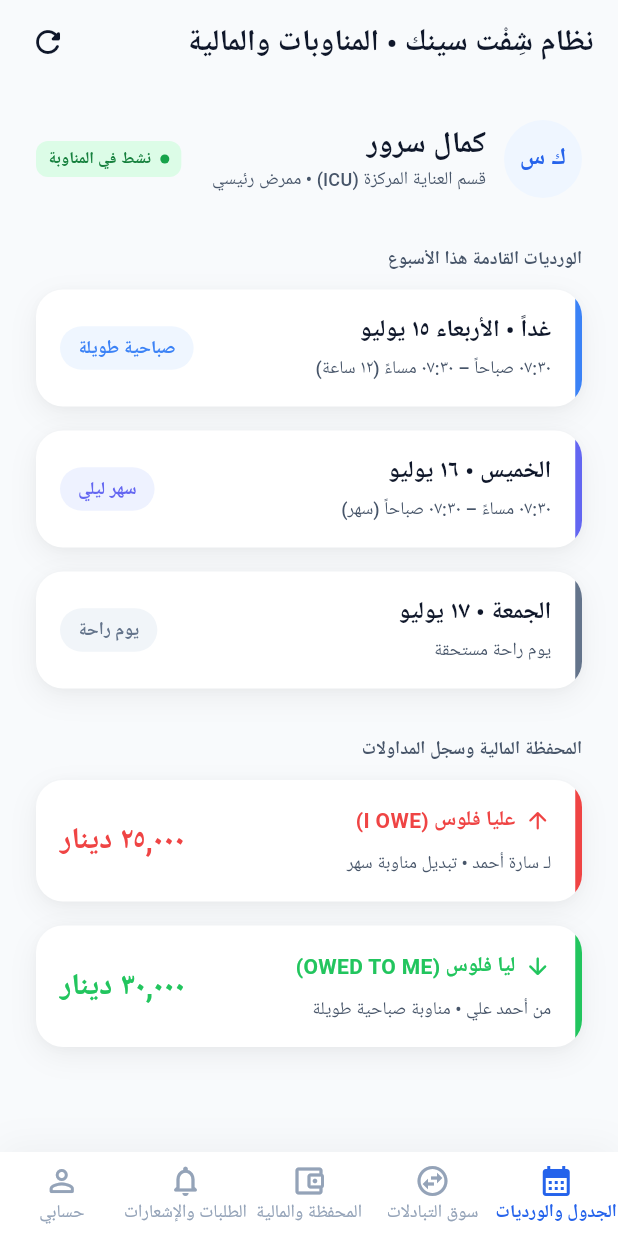
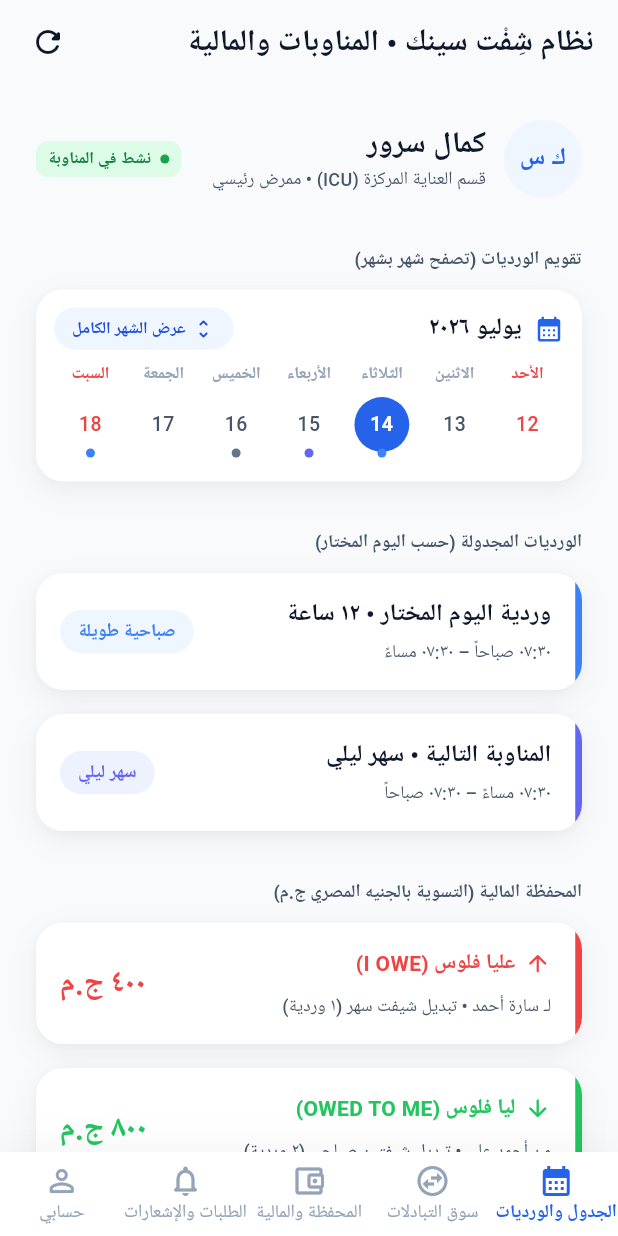
Before and after one commit to kamalsroor1/shift-app, a Flutter app: the MainNavigationScaffold screen opened directly, on a phone screen of 412 x 824 dp. Run offline on Flutter 3.47's test engine with Material 3 defaults, Android fonts, the phone set to English and light mode, and no system bars; drawn by our look-alikes of table_calendar; our stand-ins replace flutter_riverpod, google_fonts; Roboto replaces fonts that are missing (Cairo).

Commit message:
feat(flutter): add welcome onboarding, login flow, interactive month/week calendar, and EGP (ج.م) ledger tokens

```diff
--- /dev/null
+++ b/shiftsync_app/lib/core/widgets/shift_calendar.dart
@@ -0,0 +1,192 @@
+import 'package:flutter/material.dart';
+import 'package:intl/intl.dart';
+import 'package:table_calendar/table_calendar.dart';
+import '../theme/app_tokens.dart';
+import 'shift_badge.dart';
+
+/// ShiftCalendar — Interactive bilingual/Arabic-First calendar widget allowing nurses
+/// to navigate month-by-month or toggle between weekly and monthly views, displaying shift dots.
+class ShiftCalendar extends StatefulWidget {
+  final DateTime selectedDay;
+  final Function(DateTime selectedDay, DateTime focusedDay) onDaySelected;
+  final Map<DateTime, ShiftType> shifts;
+
+  const ShiftCalendar({
+    super.key,
+    required this.selectedDay,
+    required this.onDaySelected,
+    required this.shifts,
+  });
+
+  @override
+  State<ShiftCalendar> createState() => _ShiftCalendarState();
+}
+
+class _ShiftCalendarState extends State<ShiftCalendar> {
+  late CalendarFormat _calendarFormat;
+  late DateTime _focusedDay;
+
+  @override
+  void initState() {
+    super.initState();
+    _calendarFormat = CalendarFormat.week; // default compact weekly, toggles to month
+    _focusedDay = widget.selectedDay;
+  }
+
+  // Helper to normalize dates for shift lookup
+  DateTime _normalizeDate(DateTime date) => DateTime(date.year, date.month, date.day);
+
+  @override
+  Widget build(BuildContext context) {
+    return Container(
+      decoration: BoxDecoration(
+        color: AppColors.surface,
+        borderRadius: BorderRadius.circular(AppRadius.lg),
+        boxShadow: AppShadows.cardShadow,
+      ),
+      padding: const EdgeInsets.all(AppSpacing.md),
+      child: Column(
+        children: [
+          // Header with format toggle button (أسبوع / شهر كامل)
+          Row(
+            mainAxisAlignment: MainAxisAlignment.spaceBetween,
+            children: [
+              Row(
+                children: [
+                  const Icon(Icons.calendar_month_rounded, color: AppColors.primary, size: 20),
+                  const SizedBox(width: AppSpacing.sm),
+                  Text(
+                    DateFormat('MMMM yyyy', 'ar').format(_focusedDay),
+                    style: AppTextStyles.headingMd,
+                  ),
+                ],
+              ),
+              InkWell(
+                onTap: () {
+                  setState(() {
+                    _calendarFormat = _calendarFormat == CalendarFormat.week
+                        ? CalendarFormat.month
+                        : CalendarFormat.week;
+                  });
+                },
+                borderRadius: BorderRadius.circular(AppRadius.full),
+                child: Container(
+                  padding: const EdgeInsets.symmetric(horizontal: AppSpacing.md, vertical: 6),
+                  decoration: BoxDecoration(
+                    color: AppColors.primaryLight,
+                    borderRadius: BorderRadius.circular(AppRadius.full),
+                  ),
+                  child: Row(
+                    mainAxisSize: MainAxisSize.min,
+                    children: [
+                      Icon(
+                        _calendarFormat == CalendarFormat.week ? Icons.unfold_more_rounded : Icons.unfold_less_rounded,
+                        size: 16,
+                        color: AppColors.primaryDark,
+                      ),
+                      const SizedBox(width: 4),
+                      Text(
+                        _calendarFormat == CalendarFormat.week ? 'عرض الشهر الكامل' : 'عرض أسبوعي',
+                        style: AppTextStyles.caption.copyWith(
+                          color: AppColors.primaryDark,
+                          fontWeight: FontWeight.w700,
+                        ),
+                      ),
+                    ],
+                  ),
+                ),
+              ),
+            ],
+          ),
+
+          const SizedBox(height: AppSpacing.sm),
+
+          // TableCalendar implementation with sleek Arabic tokens
+          TableCalendar(
+            locale: 'ar',
+            firstDay: DateTime.utc(2025, 1, 1),
+            lastDay: DateTime.utc(2030, 12, 31),
+            focusedDay: _focusedDay,
+            calendarFormat: _calendarFormat,
+            selectedDayPredicate: (day) => isSameDay(widget.selectedDay, day),
+            onDaySelected: (selectedDay, focusedDay) {
+              if (!isSameDay(widget.selectedDay, selectedDay)) {
+                widget.onDaySelected(selectedDay, focusedDay);
+                setState(() {
+                  _focusedDay = focusedDay;
+                });
+              }
+            },
+            onFormatChanged: (format) {
+              if (_calendarFormat != format) {
+                setState(() {
+                  _calendarFormat = format;
+                });
+              }
+            },
+            onPageChanged: (focusedDay) {
+              setState(() {
+                _focusedDay = focusedDay;
+              });
+            },
+            headerVisible: false, // We built our own custom header above!
+            daysOfWeekStyle: DaysOfWeekStyle(
+              weekdayStyle: AppTextStyles.caption.copyWith(fontWeight: FontWeight.w700),
+              weekendStyle: AppTextStyles.caption.copyWith(color: AppColors.debtRed, fontWeight: FontWeight.w700),
+            ),
+            calendarStyle: CalendarStyle(
+              outsideDaysVisible: false,
+              defaultTextStyle: AppTextStyles.bodyMd,
+              weekendTextStyle: AppTextStyles.bodyMd.copyWith(color: AppColors.debtRed),
+              selectedDecoration: const BoxDecoration(
+                color: AppColors.primary,
+                shape: BoxShape.circle,
+              ),
+              todayDecoration: BoxDecoration(
+                color: AppColors.primaryLight,
+                shape: BoxShape.circle,
+                border: Border.all(color: AppColors.primary, width: 1.5),
+              ),
+              todayTextStyle: AppTextStyles.bodyMd.copyWith(color: AppColors.primaryDark, fontWeight: FontWeight.w700),
+              selectedTextStyle: AppTextStyles.bodyMd.copyWith(color: AppColors.surface, fontWeight: FontWeight.w700),
+            ),
+            eventLoader: (day) {
+              final norm = _normalizeDate(day);
+              final shift = widget.shifts[norm];
+              return shift != null ? [shift] : [];
+            },
+            calendarBuilders: CalendarBuilders(
+              markerBuilder: (context, day, events) {
+                if (events.isEmpty) return const SizedBox.shrink();
+                final shift = events.first as ShiftType;
+                Color dotColor;
+                switch (shift) {
+                  case ShiftType.long:
+                    dotColor = AppColors.shiftLong;
+                    break;
+                  case ShiftType.night:
+                    dotColor = AppColors.shiftNight;
+                    break;
+                  case ShiftType.off:
+                    dotColor = AppColors.shiftOff;
+                    break;
+                }
+                return Positioned(
+                  bottom: 4,
+                  child: Container(
+                    width: 6,
+                    height: 6,
+                    decoration: BoxDecoration(
+                      color: dotColor,
+                      shape: BoxShape.circle,
+                    ),
+                  ),
+                );
+              },
+            ),
+          ),
+        ],
+      ),
+    );
+  }
+}
--- a/shiftsync_app/lib/main.dart
+++ b/shiftsync_app/lib/main.dart
@@ -5,7 +5,9 @@ import 'core/theme/app_theme.dart';
 import 'core/theme/app_tokens.dart';
 import 'core/widgets/app_card.dart';
 import 'core/widgets/shift_badge.dart';
+import 'core/widgets/shift_calendar.dart';
 import 'core/widgets/status_chip.dart';
+import 'features/auth/presentation/welcome_screen.dart';
 
 void main() {
   runApp(
@@ -35,13 +37,14 @@ class ShiftSyncApp extends StatelessWidget {
         GlobalWidgetsLocalizations.delegate,
         GlobalCupertinoLocalizations.delegate,
       ],
-      home: const MainNavigationScaffold(),
+      // App now officially starts from the Welcome Onboarding Screen!
+      home: const WelcomeScreen(),
     );
   }
 }
 
-/// MainNavigationScaffold — Stateful container displaying our Arabic Token Demo Screen
-/// alongside the official ShiftSync bottom navigation bar.
+/// MainNavigationScaffold — Stateful container displaying our interactive calendar,
+/// Egyptian Pound (`ج.م`) ledger items, and shift cards alongside bottom navigation.
 class MainNavigationScaffold extends StatefulWidget {
   const MainNavigationScaffold({super.key});
 
@@ -51,6 +54,24 @@ class MainNavigationScaffold extends StatefulWidget {
 
 class _MainNavigationScaffoldState extends State<MainNavigationScaffold> {
   int _currentIndex = 0;
+  DateTime _selectedDay = DateTime.now();
+
+  // Mock shifts mapped to normalized dates for testing month-by-month view
+  late Map<DateTime, ShiftType> _mockShifts;
+
+  @override
+  void initState() {
+    super.initState();
+    final now = DateTime.now();
+    final today = DateTime(now.year, now.month, now.day);
+    _mockShifts = {
+      today: ShiftType.long,
+      today.add(const Duration(days: 1)): ShiftType.night,
+      today.add(const Duration(days: 2)): ShiftType.off,
+      today.add(const Duration(days: 4)): ShiftType.long,
+      today.add(const Duration(days: 6)): ShiftType.night,
+    };
+  }
 
   @override
   Widget build(BuildContext context) {
@@ -117,7 +138,6 @@ class _MainNavigationScaffoldState extends State<MainNavigationScaffold> {
   }
 
   Widget _buildBodyContent() {
-    // Show main showcase screen on index 0, placeholder for other tabs showing immediate reaction
     if (_currentIndex != 0) {
       final tabNames = ['الجدول والورديات', 'سوق التبادلات', 'المحفظة والمالية', 'الطلبات والإشعارات', 'حسابي'];
       return Scaffold(
@@ -191,9 +211,24 @@ class _MainNavigationScaffoldState extends State<MainNavigationScaffold> {
               ],
             ),
 
-            const SizedBox(width: double.infinity, height: AppSpacing.xxxl),
+            const SizedBox(height: AppSpacing.xxxl),
 
-            Text('الورديات القادمة هذا الأسبوع', style: AppTextStyles.label),
+            // Interactive Month/Week Shift Calendar
+            Text('تقويم الورديات (تصفح شهر بشهر)', style: AppTextStyles.label),
+            const SizedBox(height: AppSpacing.md),
+            ShiftCalendar(
+              selectedDay: _selectedDay,
+              onDaySelected: (selected, focused) {
+                setState(() {
+                  _selectedDay = selected;
+                });
+              },
+              shifts: _mockShifts,
+            ),
+
+            const SizedBox(height: AppSpacing.xxxl),
+
+            Text('الورديات المجدولة (حسب اليوم المختار)', style: AppTextStyles.label),
             const SizedBox(height: AppSpacing.md),
 
             // Card 1: Long Day with Blue Accent bar on the RIGHT (RTL leading edge!)
@@ -206,9 +241,9 @@ class _MainNavigationScaffoldState extends State<MainNavigationScaffold> {
                   Column(
                     crossAxisAlignment: CrossAxisAlignment.start,
                     children: [
-                      Text('غداً • الأربعاء ١٥ يوليو', style: AppTextStyles.headingMd),
+                      Text('وردية اليوم المختار • ١٢ ساعة', style: AppTextStyles.headingMd),
                       const SizedBox(height: AppSpacing.xs),
-                      Text('٠٧:٣٠ صباحاً – ٠٧:٣٠ مساءً (١٢ ساعة)', style: AppTextStyles.bodySm),
+                      Text('٠٧:٣٠ صباحاً – ٠٧:٣٠ مساءً', style: AppTextStyles.bodySm),
                     ],
                   ),
                   const ShiftBadge(shiftType: ShiftType.long),
@@ -228,9 +263,9 @@ class _MainNavigationScaffoldState extends State<MainNavigationScaffold> {
                   Column(
                     crossAxisAlignment: CrossAxisAlignment.start,
                     children: [
-                      Text('الخميس • ١٦ يوليو', style: AppTextStyles.headingMd),
+                      Text('المناوبة التالية • سهر ليلي', style: AppTextStyles.headingMd),
                       const SizedBox(height: AppSpacing.xs),
-                      Text('٠٧:٣٠ مساءً – ٠٧:٣٠ صباحاً (سهر)', style: AppTextStyles.bodySm),
+                      Text('٠٧:٣٠ مساءً – ٠٧:٣٠ صباحاً', style: AppTextStyles.bodySm),
                     ],
                   ),
                   const ShiftBadge(shiftType: ShiftType.night),
@@ -238,33 +273,12 @@ class _MainNavigationScaffoldState extends State<MainNavigationScaffold> {
               ),
             ),
 
-            const SizedBox(height: AppSpacing.lg),
-
-            // Card 3: Day Off with Slate Accent bar on the RIGHT
-            AppCard(
-              accentColor: AppColors.shiftOff,
-              child: Row(
-                mainAxisAlignment: MainAxisAlignment.spaceBetween,
-                children: [
-                  Column(
-                    crossAxisAlignment: CrossAxisAlignment.start,
-                    children: [
-                      Text('الجمعة • ١٧ يوليو', style: AppTextStyles.headingMd),
-                      const SizedBox(height: AppSpacing.xs),
-                      Text('يوم راحة مستحقة', style: AppTextStyles.bodySm),
-                    ],
-                  ),
-                  const ShiftBadge(shiftType: ShiftType.off),
-                ],
-              ),
-            ),
-
             const SizedBox(height: AppSpacing.xxxl),
 
-            Text('المحفظة المالية وسجل المداولات', style: AppTextStyles.label),
+            Text('المحفظة المالية (التسوية بالجنيه المصري ج.م)', style: AppTextStyles.label),
             const SizedBox(height: AppSpacing.md),
 
-            // Debit Card preview (عليا فلوس)
+            // Debit Card preview (عليا فلوس - شيفت بـ 400 ج.م)
             AppCard(
               accentColor: AppColors.debtRed,
               child: Row(
@@ -281,17 +295,17 @@ class _MainNavigationScaffoldState extends State<MainNavigationScaffold> {
                         ],
                       ),
                       const SizedBox(height: AppSpacing.sm),
-                      Text('لـ سارة أحمد • تبديل مناوبة سهر', style: AppTextStyles.bodySm),
+                      Text('لـ سارة أحمد • تبديل شيفت سهر (١ وردية)', style: AppTextStyles.bodySm),
                     ],
                   ),
-                  Text('٢٥,٠٠٠ دينار', style: AppTextStyles.displayMd.copyWith(color: AppColors.debtRed)),
+                  Text('٤٠٠ ج.م', style: AppTextStyles.displayMd.copyWith(color: AppColors.debtRed)),
                 ],
               ),
             ),
 
             const SizedBox(height: AppSpacing.lg),
 
-            // Credit Card preview (ليا فلوس)
+            // Credit Card preview (ليا فلوس - شيفتين بـ 800 ج.م)
             AppCard(
               accentColor: AppColors.claimGreen,
               child: Row(
@@ -308,10 +322,10 @@ class _MainNavigationScaffoldState extends State<MainNavigationScaffold> {
                         ],
                       ),
                       const SizedBox(height: AppSpacing.sm),
-                      Text('من أحمد علي • مناوبة صباحية طويلة', style: AppTextStyles.bodySm),
+                      Text('من أحمد علي • تبديل شيفتين صباحي (٢ وردية)', style: AppTextStyles.bodySm),
                     ],
                   ),
-                  Text('٣٠,٠٠٠ دينار', style: AppTextStyles.displayMd.copyWith(color: AppColors.claimGreen)),
+                  Text('٨٠٠ ج.م', style: AppTextStyles.displayMd.copyWith(color: AppColors.claimGreen)),
                 ],
               ),
             ),
--- a/shiftsync_app/pubspec.yaml
+++ b/shiftsync_app/pubspec.yaml
@@ -44,6 +44,7 @@ dependencies:
   google_fonts: ^8.1.0
   go_router: ^17.3.0
   intl: ^0.20.2
+  table_calendar: ^3.1.2
 
 dev_dependencies:
   flutter_test:
```
Also changed, not shown: shiftsync_app/lib/features/auth/presentation/login_screen.dart (added, +180 -0 lines), shiftsync_app/lib/features/auth/presentation/welcome_screen.dart (added, +111 -0 lines), 1 other file.
